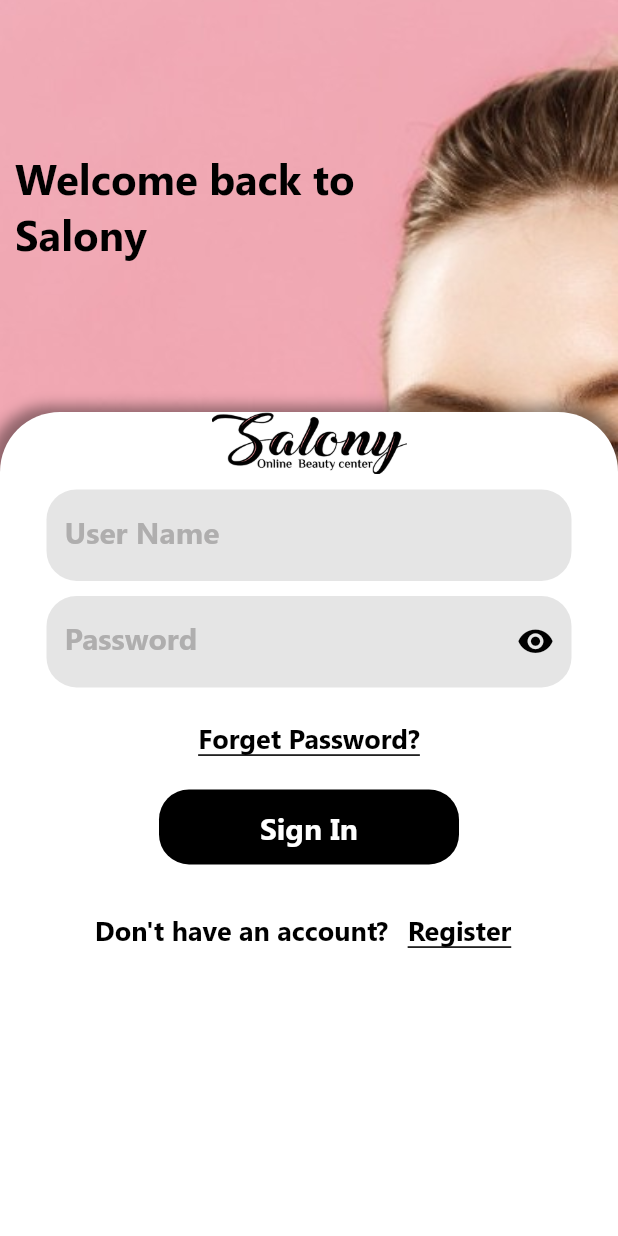
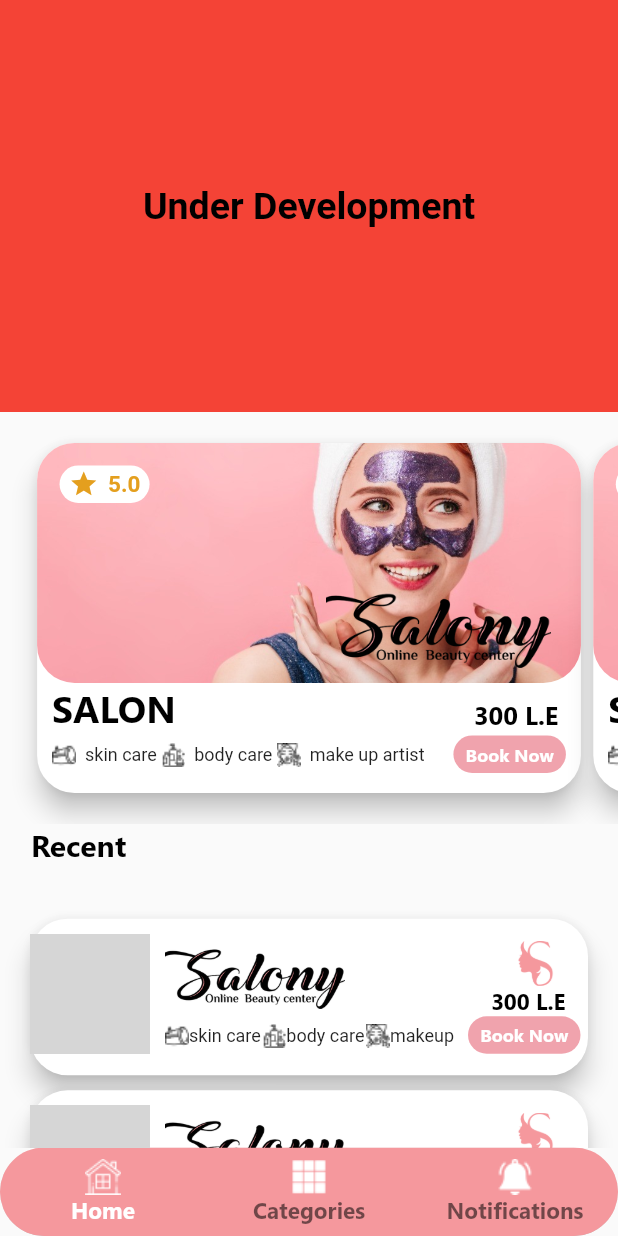
Before and after one commit to NouhJr/salony-from-scratch, a Flutter app: the screen it shows after launch, on a phone screen of 412 x 824 dp. Run offline on Flutter 3.47's test engine with Material 2 defaults, Android fonts, the phone set to English and light mode, and no system bars; our stand-ins replace another_flushbar, connectivity, flutter_swiper; network calls fail; grey boxes are pictures that could not be loaded.

Commit message:
commit#8 (create home screen ui)

```diff
--- /dev/null
+++ b/lib/components/card.dart
@@ -0,0 +1,188 @@
+import 'package:flutter/material.dart';
+import 'package:salony_from_scratch/components/constants.dart';
+
+class CustomCard extends StatelessWidget {
+  @override
+  Widget build(BuildContext context) {
+    final screenSize = MediaQuery.of(context).size;
+    return Card(
+      //Card Properties.
+      color: Colors.white,
+      elevation: 7.0,
+      margin: EdgeInsets.only(
+        left: screenSize.width * .01,
+        right: screenSize.width * .01,
+        top: screenSize.width * .05,
+        bottom: screenSize.width * .05,
+      ),
+      shape: RoundedRectangleBorder(
+        borderRadius: BorderRadius.all(
+          Radius.circular(25.0),
+        ),
+      ),
+      //Card Body.
+      child: Stack(
+        children: [
+          //Background Image.
+          Container(
+            width: double.infinity,
+            height: 160.0,
+            decoration: BoxDecoration(
+              borderRadius: BorderRadius.all(
+                Radius.circular(25.0),
+              ),
+              image: DecorationImage(
+                  image: AssetImage(
+                      "assets/images/salonyhomebackground.jpg"), //data from back end.
+                  fit: BoxFit.cover),
+            ),
+          ),
+          //Salony Text Logo.
+          Positioned(
+            top: 100.0,
+            right: 20.0,
+            child: Container(
+              width: 150.0,
+              height: 50.0,
+              decoration: BoxDecoration(
+                image: DecorationImage(
+                  image: AssetImage(
+                    "assets/images/salonyWord.png",
+                  ),
+                  fit: BoxFit.cover,
+                ),
+              ),
+            ),
+          ),
+          //Rating Container.
+          Positioned(
+            top: 15.0,
+            left: 15.0,
+            child: Container(
+              width: 60.0,
+              height: 25.0,
+              decoration: BoxDecoration(
+                borderRadius: BorderRadius.all(
+                  Radius.circular(40.0),
+                ),
+                color: Colors.white,
+              ),
+              child: Row(
+                mainAxisAlignment: MainAxisAlignment.spaceEvenly,
+                children: [
+                  Icon(
+                    Icons.star,
+                    size: 20.0,
+                    color: Color(0xFFE49F1E),
+                  ),
+                  Text(
+                    '5.0', //data from back end.
+                    style: TextStyle(
+                      color: Color(0xFFE49F1E),
+                      fontSize: 15.0,
+                      fontWeight: FontWeight.bold,
+                    ),
+                  ),
+                ],
+              ),
+            ),
+          ),
+          //Title Text.
+          Positioned(
+            top: 160.0,
+            left: 10.0,
+            child: Text(
+              'SALON', //data from back end.
+              style: TextStyle(
+                fontFamily: KPrimaryFontFamily,
+                color: Colors.black,
+                fontWeight: FontWeight.bold,
+                fontSize: 25.0,
+              ),
+            ),
+          ),
+          //Tags Icons&Text.
+          Positioned(
+            top: 200.0,
+            left: 10.0,
+            child: Row(
+              mainAxisAlignment: MainAxisAlignment.start,
+              children: [
+                Image.asset('assets/images/cream.png'),
+                Text(
+                  '  skin care',
+                  style: TextStyle(
+                    fontSize: 12.0,
+                  ),
+                ),
+                SizedBox(
+                  width: 3.0,
+                ),
+                Image.asset('assets/images/shampoo.png'),
+                Text(
+                  '  body care',
+                  style: TextStyle(
+                    fontSize: 12.0,
+                  ),
+                ),
+                SizedBox(
+                  width: 3.0,
+                ),
+                Image.asset('assets/images/facialtreatment.png'),
+                Text(
+                  '  make up artist',
+                  style: TextStyle(
+                    fontSize: 12.0,
+                  ),
+                ),
+              ],
+            ),
+          ),
+          //Book Now Button.
+          Positioned(
+            top: 195.0,
+            right: 10.0,
+            child: InkWell(
+              onTap: () {},
+              child: Container(
+                width: 75.0,
+                height: 25.0,
+                decoration: BoxDecoration(
+                  borderRadius: BorderRadius.all(
+                    Radius.circular(40.0),
+                  ),
+                  color: Color(0xFFf0a3ad),
+                ),
+                child: Center(
+                  child: Text(
+                    "Book Now",
+                    style: TextStyle(
+                      fontFamily: KPrimaryFontFamily,
+                      color: Colors.white,
+                      fontWeight: FontWeight.bold,
+                      fontSize: 12.0,
+                    ),
+                  ),
+                ),
+              ),
+            ),
+          ),
+          //Price Text.
+          Positioned(
+            top: 170.0,
+            right: 15.0,
+            child: Text(
+              '300 L.E',
+              style: TextStyle(
+                fontFamily: KPrimaryFontFamily,
+                color: Colors.black,
+                fontWeight: FontWeight.bold,
+                fontSize: 17.0,
+              ),
+            ),
+          ),
+        ],
+      ),
+    );
+  }
+}
--- /dev/null
+++ b/lib/components/card_vertical.dart
@@ -0,0 +1,160 @@
+import 'package:flutter/material.dart';
+import 'package:salony_from_scratch/components/constants.dart';
+
+class CustomCardVertical extends StatelessWidget {
+  @override
+  Widget build(BuildContext context) {
+    return Card(
+      //Card Properties.
+      elevation: 7.0,
+      margin: EdgeInsets.only(
+        bottom: 10.0,
+        left: 20.0,
+        right: 20.0,
+      ),
+      shape: RoundedRectangleBorder(
+        borderRadius: BorderRadius.all(
+          Radius.circular(25.0),
+        ),
+      ),
+      //Card Body.
+      child: Stack(
+        children: [
+          //Leading Image.
+          Positioned(
+            top: 10.0,
+            left: 0.0,
+            child: Container(
+              clipBehavior: Clip.antiAliasWithSaveLayer,
+              width: 80.0,
+              height: 80.0,
+              decoration: BoxDecoration(
+                borderRadius: BorderRadius.all(Radius.circular(10.0)),
+                image: DecorationImage(
+                  image: NetworkImage(
+                    "https://p4.wallpaperbetter.com/wallpaper/322/317/310/look-face-style-portrait-makeup-hd-wallpaper-preview.jpg",
+                  ),
+                  fit: BoxFit.cover,
+                ),
+              ),
+            ),
+          ),
+          //Salony Text Logo.
+          Positioned(
+            top: 20.0,
+            left: 90.0,
+            child: Container(
+              width: 120.0,
+              height: 40.0,
+              decoration: BoxDecoration(
+                image: DecorationImage(
+                  image: AssetImage(
+                    "assets/images/salonyWord.png",
+                  ),
+                  fit: BoxFit.cover,
+                ),
+              ),
+            ),
+          ),
+          //Tags Icons&Text.
+          Positioned(
+            top: 70.0,
+            left: 90.0,
+            child: Row(
+              mainAxisAlignment: MainAxisAlignment.start,
+              children: [
+                Image.asset('assets/images/cream.png'),
+                Text(
+                  'skin care',
+                  style: TextStyle(
+                    fontSize: 12.0,
+                  ),
+                ),
+                SizedBox(
+                  width: 1.0,
+                ),
+                Image.asset('assets/images/shampoo.png'),
+                Text(
+                  'body care',
+                  style: TextStyle(
+                    fontSize: 12.0,
+                  ),
+                ),
+                SizedBox(
+                  width: 1.0,
+                ),
+                Image.asset('assets/images/facialtreatment.png'),
+                Text(
+                  'makeup',
+                  style: TextStyle(
+                    fontSize: 12.0,
+                  ),
+                ),
+              ],
+            ),
+          ),
+          //Salony Logo.
+          Positioned(
+            top: 15.0,
+            right: 20.0,
+            child: Container(
+              width: 30.0,
+              height: 30.0,
+              decoration: BoxDecoration(
+                image: DecorationImage(
+                  image: AssetImage(
+                    "assets/images/salonylogoimage.png",
+                  ),
+                  fit: BoxFit.cover,
+                ),
+              ),
+            ),
+          ),
+          //Price Text.
+          Positioned(
+            top: 45.0,
+            right: 15.0,
+            child: Text(
+              '300 L.E',
+              style: TextStyle(
+                fontFamily: KPrimaryFontFamily,
+                color: Colors.black,
+                fontWeight: FontWeight.bold,
+                fontSize: 15.0,
+              ),
+            ),
+          ),
+          //Book Now Button.
+          Positioned(
+            top: 65.0,
+            right: 5.0,
+            child: InkWell(
+              onTap: () {},
+              child: Container(
+                width: 75.0,
+                height: 25.0,
+                decoration: BoxDecoration(
+                  borderRadius: BorderRadius.all(
+                    Radius.circular(40.0),
+                  ),
+                  color: Color(0xFFf0a3ad),
+                ),
+                child: Center(
+                  child: Text(
+                    "Book Now",
+                    style: TextStyle(
+                      fontFamily: KPrimaryFontFamily,
+                      color: Colors.white,
+                      fontWeight: FontWeight.bold,
+                      fontSize: 12.0,
+                    ),
+                  ),
+                ),
+              ),
+            ),
+          ),
+        ],
+      ),
+    );
+  }
+}
--- a/lib/main.dart
+++ b/lib/main.dart
@@ -1,6 +1,7 @@
 import 'dart:async';
 import 'package:flutter/material.dart';
-import 'package:salony_from_scratch/ui/signIn_screen.dart';
+// import 'package:salony_from_scratch/ui/signIn_screen.dart';
+import 'package:salony_from_scratch/ui/home_screen.dart';
 
 void main() {
   runApp(MyApp());
@@ -30,7 +31,7 @@ class _MyHomePageState extends State<MyHomePage> {
       () => Navigator.pushReplacement(
         context,
         MaterialPageRoute(
-          builder: (context) => SignIn(),
+          builder: (context) => Home(),
         ),
       ),
     );
--- /dev/null
+++ b/lib/ui/categories_item_screen.dart
@@ -0,0 +1,15 @@
+import 'package:flutter/material.dart';
+
+class Categories extends StatefulWidget {
+  @override
+  _CategoriesState createState() => _CategoriesState();
+}
+
+class _CategoriesState extends State<Categories> {
+  @override
+  Widget build(BuildContext context) {
+    return Container(
+      color: Colors.white,
+    );
+  }
+}
--- /dev/null
+++ b/lib/ui/home_item_screen.dart
@@ -0,0 +1,130 @@
+import 'package:flutter/material.dart';
+// ignore: import_of_legacy_library_into_null_safe
+import 'package:flutter_swiper/flutter_swiper.dart';
+import 'package:salony_from_scratch/components/card.dart';
+import 'package:salony_from_scratch/components/card_vertical.dart';
+import 'package:salony_from_scratch/components/constants.dart';
+
+class HomeItem extends StatefulWidget {
+  @override
+  _HomeItemState createState() => _HomeItemState();
+}
+
+class _HomeItemState extends State<HomeItem> {
+  @override
+  Widget build(BuildContext context) {
+    final screenSize = MediaQuery.of(context).size;
+    var oneThirdScreenHeight = screenSize.height / 3;
+    return Column(
+      children: [
+        //The First One Third Of The Screen.
+        Container(
+          height: oneThirdScreenHeight,
+          width: screenSize.width,
+          color: Colors.red,
+          child: Center(
+            child: Text(
+              "Under Development",
+              style: TextStyle(
+                color: Colors.black,
+                fontSize: 25.0,
+                fontWeight: FontWeight.bold,
+              ),
+            ),
+          ),
+          // child: Stack(
+          //   children: [
+          //     Positioned(
+          //       top: 0.0,
+          //       right: 0.0,
+          //       child: Container(
+          //         height: oneThirdScreenHeight - (oneThirdScreenHeight * 0.2),
+          //         width: screenSize.width - (screenSize.width * 0.3),
+          //         color: Colors.white,
+          //         // child: ClipPath(
+          //         //   clipper: TriangleClipper(),
+          //         //   child: Image.asset(
+          //         //     "assets/images/salonyhomebackground.jpg",
+          //         //     fit: BoxFit.cover,
+          //         //   ),
+          //         // ),
+          //       ),
+          //     ),
+          //   ],
+          // ),
+        ),
+        //The Second One Third Of The Screen.
+        Container(
+          height: oneThirdScreenHeight,
+          width: screenSize.width,
+          child: Swiper(
+            itemBuilder: (BuildContext context, index) => CustomCard(),
+            itemCount: 3,
+            viewportFraction: 0.9,
+            loop: false,
+          ),
+        ),
+        //Recent Label.
+        Container(
+          width: screenSize.width,
+          height: 25.0,
+          margin: EdgeInsets.only(
+            left: screenSize.width * 0.05,
+          ),
+          child: Text(
+            "Recent",
+            style: TextStyle(
+              fontFamily: KPrimaryFontFamily,
+              fontWeight: FontWeight.bold,
+              fontSize: 20.0,
+              color: Colors.black,
+            ),
+          ),
+        ),
+        //The Third One Third Of The Screen.
+        Expanded(
+          child: Swiper(
+            itemBuilder: (BuildContext context, int index) =>
+                CustomCardVertical(),
+            itemCount: 3,
+            viewportFraction: 0.6,
+            loop: false,
+            scrollDirection: Axis.vertical,
+          ),
+        ),
+      ],
+    );
+  }
+}
+
+// class TriangleClipper extends CustomClipper<Path> {
+//   @override
+//   Path getClip(Size size) {
+//     final path = Path();
+//     path.lineTo(
+//       size.width,
+//       size.height - (size.height * 0.2),
+//     );
+//     path.quadraticBezierTo(
+//       size.width / 2,
+//       size.height,
+//       size.width * 0.1,
+//       size.height - (size.height * 0.2),
+//     );
+//     path.quadraticBezierTo(
+//       0.0,
+//       size.height / 2,
+//       size.width * 0.2,
+//       0.0,
+//     );
+//     path.lineTo(
+//       size.width * 0.2,
+//       0.0,
+//     );
+//     path.close();
+//     return path;
+//   }
+
+//   @override
+//   bool shouldReclip(TriangleClipper oldClipper) => false;
+// }
--- /dev/null
+++ b/lib/ui/home_screen.dart
@@ -0,0 +1,89 @@
+import 'package:flutter/material.dart';
+import 'package:salony_from_scratch/components/constants.dart';
+import 'package:salony_from_scratch/ui/home_item_screen.dart';
+import 'package:salony_from_scratch/ui/categories_item_screen.dart';
+import 'package:salony_from_scratch/ui/notification_item_screen.dart';
+
+class Home extends StatefulWidget {
+  @override
+  _HomeState createState() => _HomeState();
+}
+
+class _HomeState extends State<Home> {
+  int currentIndex = 0;
+  List<Widget> pages = [
+    HomeItem(),
+    Categories(),
+    Notifications(),
+  ];
+  void onTabTapped(int index) {
+    setState(() {
+      currentIndex = index;
+    });
+  }
+
+  @override
+  Widget build(BuildContext context) {
+    return Scaffold(
+      body: pages[currentIndex],
+      //Navigation Bar Theme.
+      bottomNavigationBar: Theme(
+        data: Theme.of(context).copyWith(
+          canvasColor: Color(0xFFF5989D),
+          primaryColor: Color(0xFFFFFFFF),
+          textTheme: Theme.of(context).textTheme.copyWith(
+                caption: new TextStyle(color: Colors.black),
+              ),
+        ),
+        //Navigation Bar.
+        child: ClipRRect(
+          borderRadius: BorderRadius.all(
+            Radius.circular(
+              40.0,
+            ),
+          ),
+          child: BottomNavigationBar(
+            onTap: onTabTapped,
+            currentIndex: currentIndex,
+            items: [
+              BottomNavigationBarItem(
+                icon: Image.asset(
+                  "assets/images/home.png",
+                  color: Colors.white,
+                ),
+                label: 'Home',
+              ),
+              BottomNavigationBarItem(
+                icon: Image.asset(
+                  "assets/images/category.png",
+                  color: Colors.white,
+                ),
+                label: 'Categories',
+              ),
+              BottomNavigationBarItem(
+                icon: Image.asset(
+                  "assets/images/notification.png",
+                  color: Colors.white,
+                ),
+                label: 'Notifications',
+              ),
+            ],
+            selectedLabelStyle: TextStyle(
+              fontFamily: KPrimaryFontFamily,
+              fontWeight: FontWeight.bold,
+              fontSize: 15.0,
+              color: Colors.white,
+            ),
+            selectedItemColor: Colors.white,
+            unselectedLabelStyle: TextStyle(
+              fontFamily: KPrimaryFontFamily,
+              fontWeight: FontWeight.w700,
+              fontSize: 15.0,
+              color: Colors.black,
+            ),
+          ),
+        ),
+      ),
+    );
+  }
+}
--- /dev/null
+++ b/lib/ui/notification_item_screen.dart
@@ -0,0 +1,15 @@
+import 'package:flutter/material.dart';
+
+class Notifications extends StatefulWidget {
+  @override
+  _NotificationsState createState() => _NotificationsState();
+}
+
+class _NotificationsState extends State<Notifications> {
+  @override
+  Widget build(BuildContext context) {
+    return Container(
+      color: Colors.white,
+    );
+  }
+}
```
Also changed, not shown: pubspec.yaml (+9 -0 lines), assets/images/category.png (added), assets/images/cream.png (added), assets/images/facialtreatment.png (added), assets/images/home.png (added), assets/images/notification.png (added), assets/images/salonyhomebackground.jpg (added), assets/images/salonylogoimage.png (added), assets/images/shampoo.png (added), pubspec.lock.
